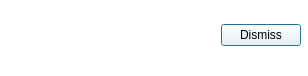
Trailmarker/paddock-power, file mlapp/src/tools/fenceline_profile/fenceline_profile_dialog_base.ui: the form before one commit.
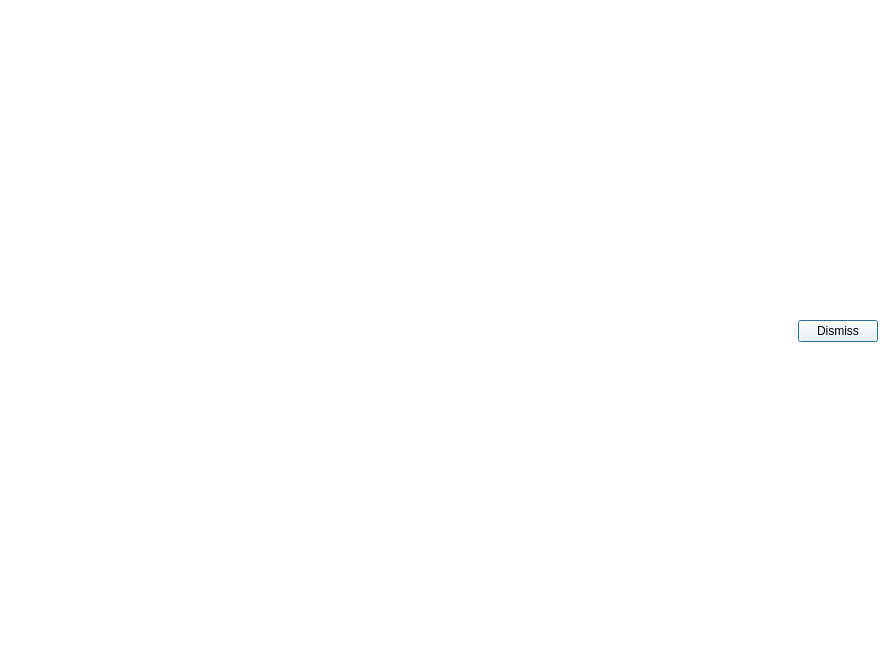
The form after the commit.

Commit message: working interactive Fenceline Profile tool (PP-9)

The edit to the form file:
```diff
--- a/mlapp/src/tools/fenceline_profile/fenceline_profile_dialog_base.ui
+++ b/mlapp/src/tools/fenceline_profile/fenceline_profile_dialog_base.ui
@@ -6,8 +6,8 @@
    <rect>
     <x>0</x>
     <y>0</y>
-    <width>308</width>
-    <height>76</height>
+    <width>889</width>
+    <height>662</height>
    </rect>
   </property>
   <property name="windowTitle">
@@ -22,26 +22,25 @@
   <property name="sizeGripEnabled">
    <bool>true</bool>
   </property>
-  <widget class="QWidget" name="verticalLayoutWidget">
-   <property name="geometry">
-    <rect>
-     <x>10</x>
-     <y>0</y>
-     <width>291</width>
-     <height>71</height>
-    </rect>
-   </property>
+  <layout class="QVBoxLayout" name="verticalLayout_2">
+   <item>
    <layout class="QVBoxLayout" name="verticalLayout">
     <item>
      <layout class="QHBoxLayout" name="horizontalLayout"/>
     </item>
     <item>
      <layout class="QHBoxLayout" name="buttonLayout">
+       <property name="sizeConstraint">
+        <enum>QLayout::SetMinimumSize</enum>
+       </property>
       <item>
        <spacer name="horizontalSpacer">
         <property name="orientation">
          <enum>Qt::Horizontal</enum>
         </property>
+         <property name="sizeType">
+          <enum>QSizePolicy::Expanding</enum>
+         </property>
         <property name="sizeHint" stdset="0">
          <size>
           <width>40</width>
@@ -60,7 +59,8 @@
      </layout>
     </item>
    </layout>
-  </widget>
+   </item>
+  </layout>
  </widget>
  <resources/>
  <connections/>
```
Left out of the diff: 10 changed lines with no effect on the pictures. Lines whose indentation alone changed are shown as unchanged. The commit also changes 4 other files.
